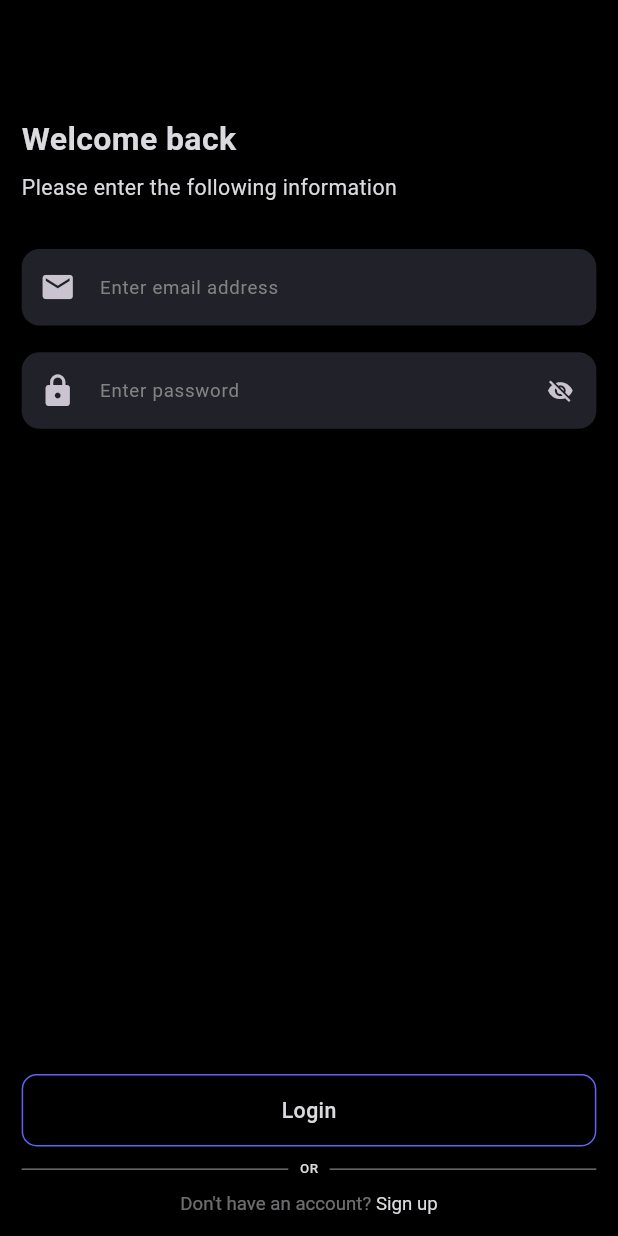
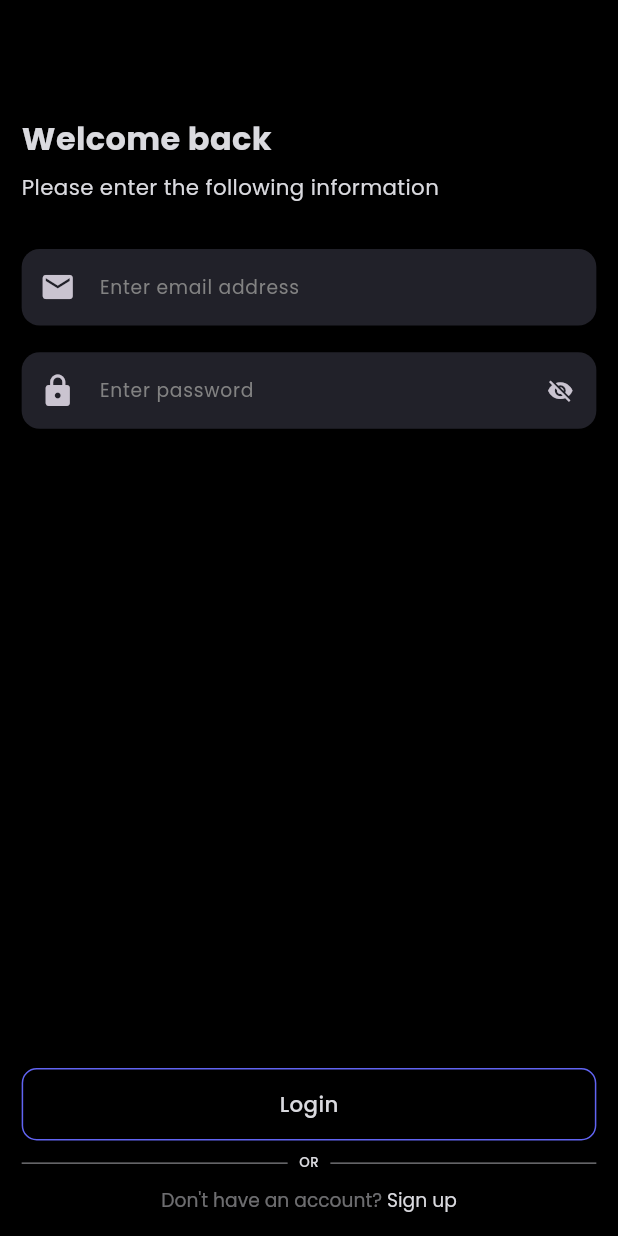
Before and after one commit to abdulrehman04/softec2024, a Flutter app: the screen it shows after launch, on a phone screen of 412 x 824 dp. Run offline on Flutter 3.47's test engine with Material 3 defaults, Android fonts, the phone set to English and light mode, and no system bars; drawn by our look-alikes of flutter_form_builder; our stand-ins replace camera, cloud_firestore, equatable, firebase_auth, firebase_core, firebase_messaging and 12 more; missing offline and left inert: agora_rtc_engine, google_mlkit_pose_detection, navigation_history_observer; accounts and stored records are empty.

Commit message:
updated theme

```diff
--- a/lib/main.dart
+++ b/lib/main.dart
@@ -4,6 +4,7 @@ import 'package:flutter_bloc/flutter_bloc.dart';
 import 'package:flutter_local_notifications/flutter_local_notifications.dart';
 import 'package:flutter_screenutil/flutter_screenutil.dart';
 import 'package:geolocator/geolocator.dart';
+import 'package:google_fonts/google_fonts.dart';
 import 'package:navigation_history_observer/navigation_history_observer.dart';
 import 'package:provider/provider.dart';
 import 'package:softec_app/configs/configs.dart';
@@ -66,7 +67,9 @@ class MyApp extends StatelessWidget {
               notificationService.listenNotifications(context);
               return child!;
             },
-            theme: theme.themeDark,
+            theme: theme.themeDark.copyWith(
+              textTheme: GoogleFonts.poppinsTextTheme(),
+            ),
             onGenerateRoute: onGenerateRoutes,
             navigatorObservers: [
               ...observers,
--- a/lib/screens/posts/widgets/post_item.dart
+++ b/lib/screens/posts/widgets/post_item.dart
@@ -31,7 +31,10 @@ class PostItem extends StatelessWidget {
                   horizontal: 12,
                   vertical: 8,
                 ),
-                child: Text(title),
+                child: Text(
+                  title,
+                  style: const TextStyle(color: Colors.white),
+                ),
               )
             : SizedBox(
                 height: 10.h,
--- a/pubspec.yaml
+++ b/pubspec.yaml
@@ -58,6 +58,7 @@ dependencies:
   firebase_messaging: ^14.7.10
   flutter_local_notifications: ^16.3.2
   http: ^1.1.0
+  google_fonts: ^6.1.0
   geolocator: ^8.2.0
   url_launcher: ^6.2.4
 
```
Also changed, not shown: lib/screens/profile/other_user_profile.dart (+9 -3 lines), lib/screens/search_screen/_body.dart (+8 -4 lines), pubspec.lock.
